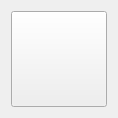
Above: src/ui/displaycontrol.ui from etengabeko/etwas before the change. Below: the same form after it.
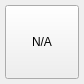
That is the form after the change.

Patch:
```diff
--- a/src/ui/displaycontrol.ui
+++ b/src/ui/displaycontrol.ui
@@ -6,30 +6,63 @@
    <rect>
     <x>0</x>
     <y>0</y>
-    <width>108</width>
-    <height>108</height>
+    <width>84</width>
+    <height>84</height>
    </rect>
   </property>
+  <property name="sizePolicy">
+   <sizepolicy hsizetype="Fixed" vsizetype="Fixed">
+    <horstretch>0</horstretch>
+    <verstretch>0</verstretch>
+   </sizepolicy>
+  </property>
   <property name="windowTitle">
    <string>Display Control</string>
   </property>
   <layout class="QVBoxLayout" name="verticalLayout">
+   <property name="spacing">
+    <number>5</number>
+   </property>
+   <property name="leftMargin">
+    <number>5</number>
+   </property>
+   <property name="topMargin">
+    <number>5</number>
+   </property>
+   <property name="rightMargin">
+    <number>5</number>
+   </property>
+   <property name="bottomMargin">
+    <number>5</number>
+   </property>
    <item>
     <widget class="QToolButton" name="displayButton">
      <property name="sizePolicy">
-      <sizepolicy hsizetype="Preferred" vsizetype="Preferred">
+      <sizepolicy hsizetype="Fixed" vsizetype="Fixed">
        <horstretch>0</horstretch>
        <verstretch>0</verstretch>
       </sizepolicy>
      </property>
      <property name="minimumSize">
       <size>
+       <width>74</width>
+       <height>74</height>
+      </size>
+     </property>
+     <property name="maximumSize">
+      <size>
        <width>96</width>
        <height>96</height>
       </size>
      </property>
      <property name="text">
-      <string/>
+      <string>N/A</string>
+     </property>
+     <property name="iconSize">
+      <size>
+       <width>64</width>
+       <height>64</height>
+      </size>
      </property>
     </widget>
    </item>
```
